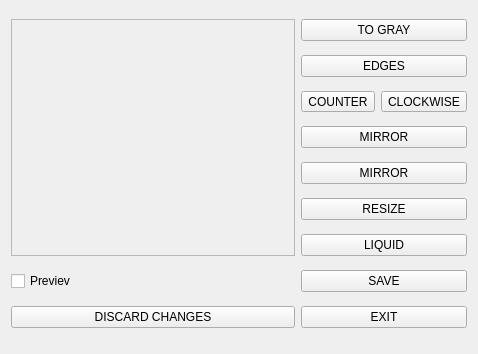
First picture: the form in image_editor.ui, repository VanillaBerry/skt-desktop, before the edit.
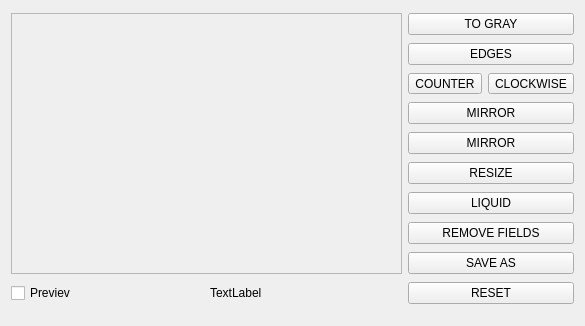
Second picture: the form after the edit. Icons and pictures are not drawn.

Diff of the .ui file:
```diff
--- a/image_editor.ui
+++ b/image_editor.ui
@@ -6,64 +6,120 @@
    <rect>
     <x>0</x>
     <y>0</y>
-    <width>478</width>
-    <height>354</height>
+    <width>585</width>
+    <height>326</height>
    </rect>
   </property>
   <property name="windowTitle">
    <string>Form</string>
   </property>
   <layout class="QGridLayout" name="gridLayout">
-   <item row="5" column="1" colspan="3">
+   <item row="0" column="4" colspan="2">
+    <widget class="QPushButton" name="pushButton_gray">
+     <property name="text">
+      <string>TO GRAY</string>
+     </property>
+    </widget>
+   </item>
+   <item row="1" column="4" colspan="2">
+    <widget class="QPushButton" name="pushButton_edges">
+     <property name="text">
+      <string>EDGES</string>
+     </property>
+    </widget>
+   </item>
+   <item row="2" column="4">
+    <widget class="QToolButton" name="toolButton_counter">
+     <property name="text">
+      <string>COUNTER</string>
+     </property>
+     <property name="icon">
+      <iconset resource="icons.qrc">
+       <normaloff>:/icons/icons/counter.ico</normaloff>:/icons/icons/counter.ico</iconset>
+     </property>
+     <property name="iconSize">
+      <size>
+       <width>32</width>
+       <height>16</height>
+      </size>
+     </property>
+    </widget>
+   </item>
+   <item row="3" column="4" colspan="2">
+    <widget class="QPushButton" name="pushButton_hmirror">
+     <property name="text">
+      <string>MIRROR</string>
+     </property>
+     <property name="icon">
+      <iconset resource="icons.qrc">
+       <normaloff>:/icons/icons/v_mirror.ico</normaloff>:/icons/icons/v_mirror.ico</iconset>
+     </property>
+    </widget>
+   </item>
+   <item row="4" column="4" colspan="2">
+    <widget class="QPushButton" name="pushButton_vmirror">
+     <property name="text">
+      <string>MIRROR</string>
+     </property>
+     <property name="icon">
+      <iconset resource="icons.qrc">
+       <normaloff>:/icons/icons/h_mirror.ico</normaloff>:/icons/icons/h_mirror.ico</iconset>
+     </property>
+    </widget>
+   </item>
+   <item row="5" column="4" colspan="2">
     <widget class="QPushButton" name="pushButton_resize">
      <property name="text">
       <string>RESIZE</string>
      </property>
     </widget>
    </item>
-   <item row="8" column="0">
-    <widget class="QPushButton" name="pushButton_reset">
-     <property name="text">
-      <string>DISCARD CHANGES</string>
-     </property>
-    </widget>
-   </item>
-   <item row="8" column="1" colspan="3">
-    <widget class="QPushButton" name="pushButton_exit">
-     <property name="text">
-      <string>EXIT</string>
-     </property>
-    </widget>
-   </item>
-   <item row="7" column="1" colspan="3">
-    <widget class="QPushButton" name="pushButton_save">
-     <property name="text">
-      <string>SAVE</string>
-     </property>
-    </widget>
-   </item>
-   <item row="6" column="1" colspan="3">
+   <item row="6" column="4" colspan="2">
     <widget class="QPushButton" name="pushButton_liquid">
      <property name="text">
       <string>LIQUID</string>
      </property>
     </widget>
    </item>
-   <item row="1" column="1" colspan="3">
-    <widget class="QPushButton" name="pushButton_edges">
+   <item row="7" column="4" colspan="2">
+    <widget class="QPushButton" name="pushButton_autoliq">
      <property name="text">
-      <string>EDGES</string>
+      <string>REMOVE FIELDS</string>
      </property>
     </widget>
    </item>
-   <item row="0" column="1" colspan="3">
-    <widget class="QPushButton" name="pushButton_gray">
+   <item row="8" column="4" colspan="2">
+    <widget class="QPushButton" name="pushButton_save">
      <property name="text">
-      <string>TO GRAY</string>
+      <string>SAVE AS</string>
      </property>
     </widget>
    </item>
-   <item row="0" column="0" rowspan="7">
+   <item row="2" column="5">
+    <widget class="QToolButton" name="toolButton_clockwise">
+     <property name="text">
+      <string>CLOCKWISE</string>
+     </property>
+     <property name="icon">
+      <iconset resource="icons.qrc">
+       <normaloff>:/icons/icons/clockwise.ico</normaloff>:/icons/icons/clockwise.ico</iconset>
+     </property>
+     <property name="iconSize">
+      <size>
+       <width>32</width>
+       <height>16</height>
+      </size>
+     </property>
+    </widget>
+   </item>
+   <item row="9" column="4" colspan="2">
+    <widget class="QPushButton" name="pushButton_reset">
+     <property name="text">
+      <string>RESET</string>
+     </property>
+    </widget>
+   </item>
+   <item row="0" column="0" rowspan="9" colspan="2">
     <widget class="QScrollArea" name="scrollArea_image">
      <property name="widgetResizable">
       <bool>true</bool>
@@ -73,17 +129,17 @@
        <rect>
         <x>0</x>
         <y>0</y>
-        <width>377</width>
-        <height>244</height>
+        <width>473</width>
+        <height>270</height>
        </rect>
       </property>
      </widget>
     </widget>
    </item>
-   <item row="3" column="1" colspan="3">
-    <widget class="QPushButton" name="pushButton_hmirror">
+   <item row="9" column="1">
+    <widget class="QLabel" name="label_size">
      <property name="text">
-      <string>MIRROR</string>
+      <string>TextLabel</string>
      </property>
      <property name="icon">
       <iconset resource="icons.qrc">
@@ -91,46 +147,13 @@
      </property>
     </widget>
    </item>
-   <item row="4" column="1" colspan="3">
-    <widget class="QPushButton" name="pushButton_vmirror">
-     <property name="text">
-      <string>MIRROR</string>
-     </property>
-     <property name="icon">
-      <iconset resource="icons.qrc">
-       <normaloff>:/icons/icons/h_mirror.ico</normaloff>:/icons/icons/h_mirror.ico</iconset>
-     </property>
-    </widget>
-   </item>
-   <item row="7" column="0">
+   <item row="9" column="0">
     <widget class="QCheckBox" name="checkBox_prev">
      <property name="text">
       <string>Previev</string>
      </property>
     </widget>
    </item>
-   <item row="2" column="3">
-    <widget class="QToolButton" name="toolButton_clockwise">
-     <property name="text">
-      <string>CLOCKWISE</string>
-     </property>
-     <property name="icon">
-      <iconset resource="icons.qrc">
-       <normaloff>:/icons/icons/clockwise.ico</normaloff>:/icons/icons/clockwise.ico</iconset>
-     </property>
-    </widget>
-   </item>
-   <item row="2" column="1" colspan="2">
-    <widget class="QToolButton" name="toolButton_counter">
-     <property name="text">
-      <string>COUNTER</string>
-     </property>
-     <property name="icon">
-      <iconset resource="icons.qrc">
-       <normaloff>:/icons/icons/counter.ico</normaloff>:/icons/icons/counter.ico</iconset>
-     </property>
-    </widget>
-   </item>
   </layout>
  </widget>
  <resources>
```
Left out of the diff: 4 changed lines with no effect on the pictures.
